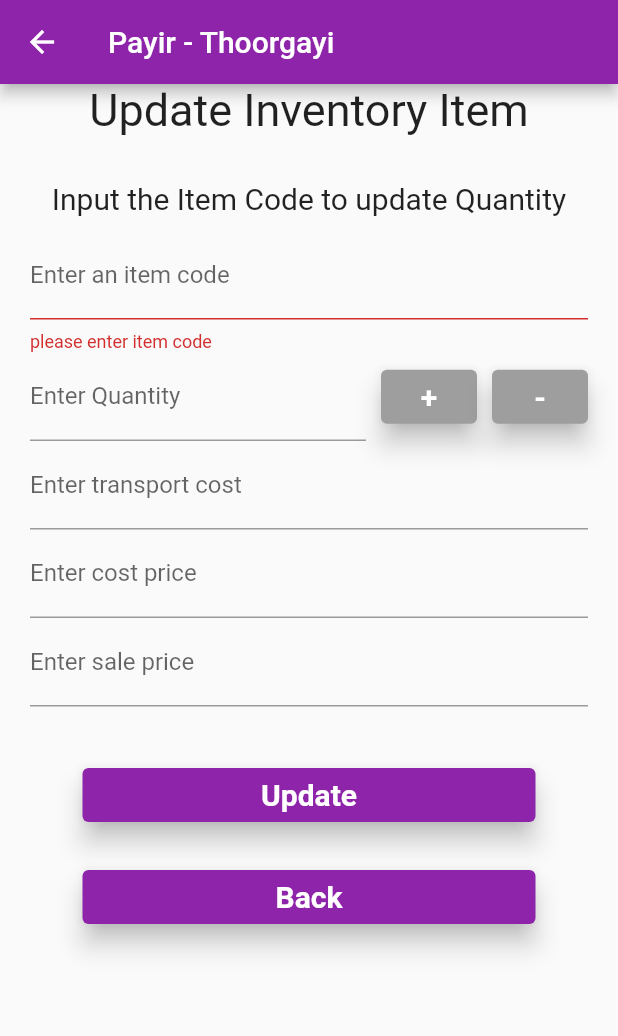
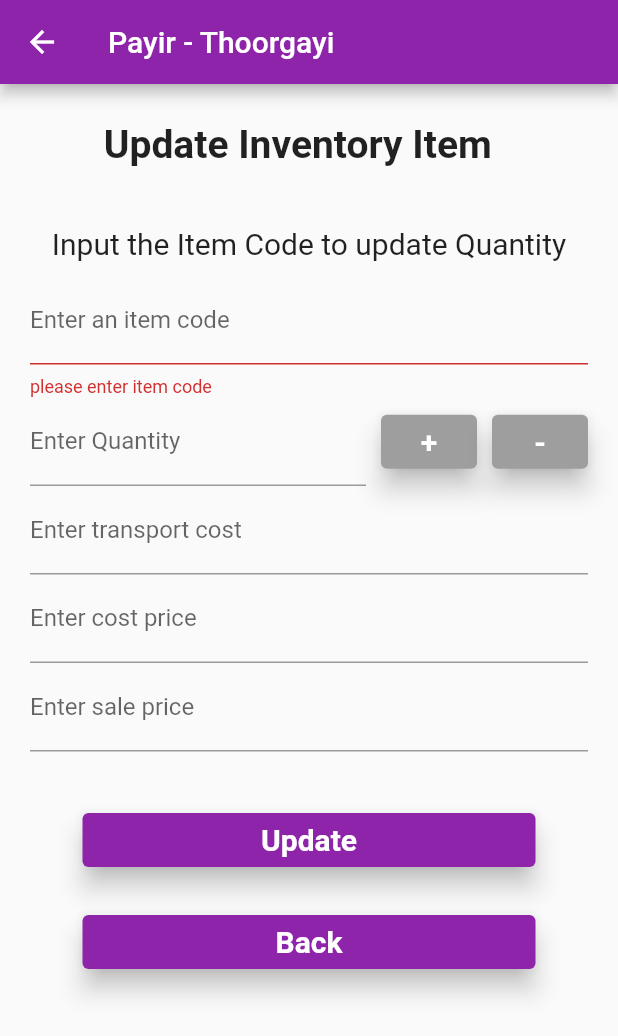
Before and after one commit to 2020-opportunity-hack/Team-04, a Flutter app: the UpdateInventoryItem screen opened directly, on a phone screen of 412 x 824 dp. Shown: the top 1036 px of the screen. Run offline on Flutter 3.47's test engine with Material 2 defaults, Android fonts, the phone set to English and light mode, and no system bars; our stand-ins replace easy_localization, firebase_auth, firebase_core, firebase_database, modal_progress_hud; missing offline and left inert: dart:ffi; accounts and stored records are empty; Roboto replaces fonts that are missing (Montserrat).

Commit message:
update: styling

```diff
--- a/lib/updateInventory.dart
+++ b/lib/updateInventory.dart
@@ -36,13 +36,15 @@ class _UpdateInventoryItemState extends State<UpdateInventoryItem> {
 
     getInventoryRecords();
 
-    final heading = Padding(
-      padding: const EdgeInsets.only(bottom: 20.0),
+    final heading = Container(
+      margin: EdgeInsets.fromLTRB(5.0, 25.0, 20.0, 30.0),
+      alignment: Alignment.center,
       child: Text(
         'Update Inventory Item',
         textAlign: TextAlign.center,
         style: style.copyWith(
-          fontSize: 30,
+          fontWeight: FontWeight.bold,
+          fontSize: 26,
         ),
       ),
     );
```
